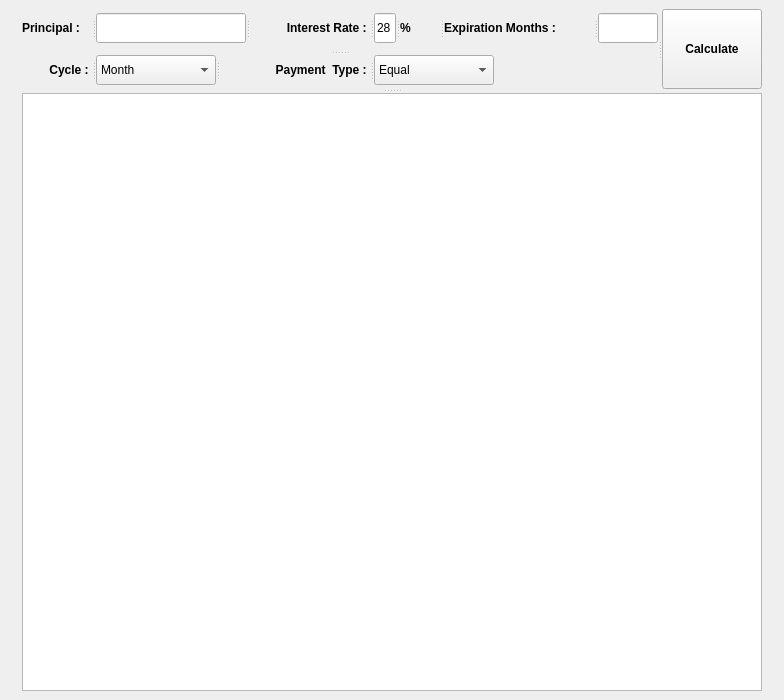
Before: the Qt Designer form src/pages/loan/calculator.ui in DY-Microfinance-Customer-Management/dymf-algorithm, drawn with Qt 5.
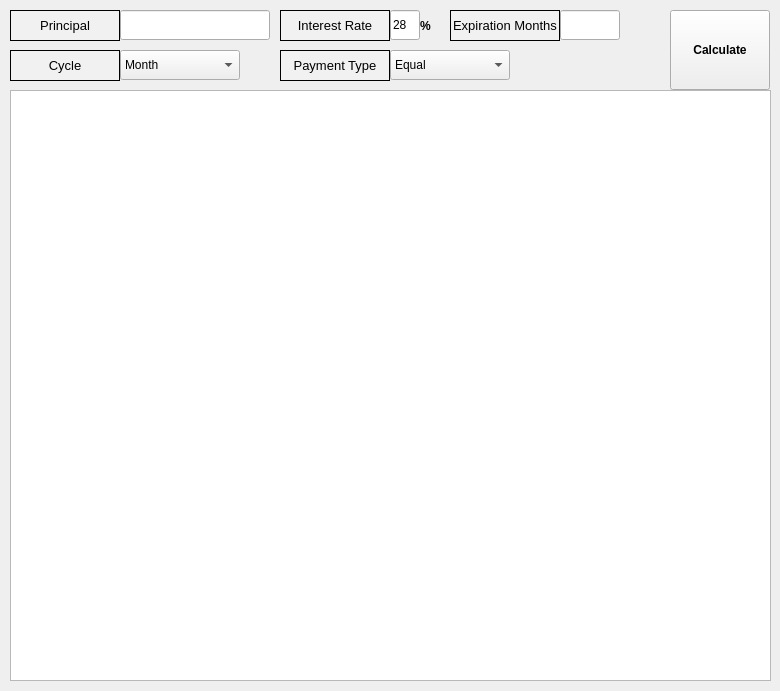
After: the same form once the commit is applied.

```diff
--- a/src/pages/loan/calculator.ui
+++ b/src/pages/loan/calculator.ui
@@ -6,8 +6,8 @@
    <rect>
     <x>0</x>
     <y>0</y>
-    <width>784</width>
-    <height>700</height>
+    <width>780</width>
+    <height>691</height>
    </rect>
   </property>
   <property name="minimumSize">
@@ -26,106 +26,251 @@
    <string>MainWindow</string>
   </property>
   <widget class="QWidget" name="centralwidget">
-   <layout class="QGridLayout" name="gridLayout">
-    <item row="0" column="0">
-     <widget class="QSplitter" name="splitter_5">
-      <property name="orientation">
-       <enum>Qt::Vertical</enum>
-      </property>
-      <widget class="QSplitter" name="splitter_4">
+   <widget class="QLabel" name="label_7">
+    <property name="geometry">
+     <rect>
+      <x>10</x>
+      <y>10</y>
+      <width>110</width>
+      <height>31</height>
+     </rect>
+    </property>
        <property name="minimumSize">
         <size>
-         <width>0</width>
-         <height>80</height>
-        </size>
-       </property>
-       <property name="orientation">
-        <enum>Qt::Horizontal</enum>
-       </property>
-       <widget class="QSplitter" name="splitter_3">
+      <width>110</width>
+      <height>0</height>
+     </size>
+    </property>
+    <property name="maximumSize">
+     <size>
+      <width>110</width>
+      <height>16777215</height>
+     </size>
+    </property>
+    <property name="font">
+     <font>
+      <pointsize>10</pointsize>
+     </font>
+    </property>
+    <property name="styleSheet">
+     <string notr="true">background-color:rgb(241, 241, 241)</string>
+    </property>
+    <property name="frameShape">
+     <enum>QFrame::Box</enum>
+    </property>
+    <property name="text">
+     <string>Principal</string>
+    </property>
+    <property name="alignment">
+     <set>Qt::AlignCenter</set>
+    </property>
+   </widget>
+   <widget class="QLabel" name="label_8">
+    <property name="geometry">
+     <rect>
+      <x>280</x>
+      <y>10</y>
+      <width>110</width>
+      <height>31</height>
+     </rect>
+    </property>
         <property name="minimumSize">
          <size>
-          <width>0</width>
-          <height>80</height>
+      <width>110</width>
+      <height>0</height>
          </size>
         </property>
         <property name="maximumSize">
          <size>
-          <width>656</width>
-          <height>66</height>
-         </size>
-        </property>
-        <property name="orientation">
-         <enum>Qt::Vertical</enum>
-        </property>
-        <widget class="QSplitter" name="splitter_2">
-         <property name="orientation">
-          <enum>Qt::Horizontal</enum>
-         </property>
-         <widget class="QLabel" name="label">
+      <width>110</width>
+      <height>16777215</height>
+     </size>
+    </property>
+    <property name="font">
+     <font>
+      <pointsize>10</pointsize>
+     </font>
+    </property>
+    <property name="styleSheet">
+     <string notr="true">background-color:rgb(241, 241, 241)</string>
+    </property>
+    <property name="frameShape">
+     <enum>QFrame::Box</enum>
+    </property>
+    <property name="text">
+     <string>Interest Rate</string>
+    </property>
+    <property name="alignment">
+     <set>Qt::AlignCenter</set>
+    </property>
+   </widget>
+   <widget class="QLabel" name="label_9">
+    <property name="geometry">
+     <rect>
+      <x>450</x>
+      <y>10</y>
+      <width>110</width>
+      <height>31</height>
+     </rect>
+    </property>
           <property name="minimumSize">
            <size>
-            <width>70</width>
+      <width>110</width>
             <height>0</height>
            </size>
           </property>
           <property name="maximumSize">
            <size>
-            <width>70</width>
+      <width>110</width>
             <height>16777215</height>
            </size>
           </property>
           <property name="font">
            <font>
-            <weight>75</weight>
-            <bold>true</bold>
-           </font>
-          </property>
+      <pointsize>10</pointsize>
+     </font>
+    </property>
+    <property name="styleSheet">
+     <string notr="true">background-color:rgb(241, 241, 241)</string>
+    </property>
+    <property name="frameShape">
+     <enum>QFrame::Box</enum>
+    </property>
           <property name="text">
-           <string>Principal : </string>
-          </property>
-         </widget>
-         <widget class="QLineEdit" name="principal">
+     <string>Expiration Months</string>
+    </property>
+    <property name="alignment">
+     <set>Qt::AlignCenter</set>
+    </property>
+   </widget>
+   <widget class="QLabel" name="label_10">
+    <property name="geometry">
+     <rect>
+      <x>10</x>
+      <y>50</y>
+      <width>110</width>
+      <height>31</height>
+     </rect>
+    </property>
           <property name="minimumSize">
            <size>
-            <width>150</width>
-            <height>30</height>
+      <width>110</width>
+      <height>0</height>
            </size>
           </property>
           <property name="maximumSize">
            <size>
-            <width>150</width>
-            <height>30</height>
-           </size>
-          </property>
-         </widget>
-         <widget class="QLabel" name="label_2">
+      <width>110</width>
+      <height>16777215</height>
+     </size>
+    </property>
+    <property name="font">
+     <font>
+      <pointsize>10</pointsize>
+     </font>
+    </property>
+    <property name="styleSheet">
+     <string notr="true">background-color:rgb(241, 241, 241)</string>
+    </property>
+    <property name="frameShape">
+     <enum>QFrame::Box</enum>
+    </property>
+    <property name="text">
+     <string>Cycle</string>
+    </property>
+    <property name="alignment">
+     <set>Qt::AlignCenter</set>
+    </property>
+   </widget>
+   <widget class="QLabel" name="label_11">
+    <property name="geometry">
+     <rect>
+      <x>280</x>
+      <y>50</y>
+      <width>110</width>
+      <height>31</height>
+     </rect>
+    </property>
           <property name="minimumSize">
            <size>
-            <width>120</width>
+      <width>110</width>
             <height>0</height>
            </size>
           </property>
           <property name="maximumSize">
            <size>
-            <width>120</width>
+      <width>110</width>
             <height>16777215</height>
            </size>
           </property>
           <property name="font">
            <font>
-            <weight>75</weight>
-            <bold>true</bold>
-           </font>
-          </property>
+      <pointsize>10</pointsize>
+     </font>
+    </property>
+    <property name="styleSheet">
+     <string notr="true">background-color:rgb(241, 241, 241)</string>
+    </property>
+    <property name="frameShape">
+     <enum>QFrame::Box</enum>
+    </property>
           <property name="text">
-           <string>Interest Rate : </string>
+     <string>Payment Type</string>
           </property>
           <property name="alignment">
-           <set>Qt::AlignRight|Qt::AlignTrailing|Qt::AlignVCenter</set>
+     <set>Qt::AlignCenter</set>
+    </property>
+   </widget>
+   <widget class="QTableView" name="resultTable">
+    <property name="geometry">
+     <rect>
+      <x>10</x>
+      <y>90</y>
+      <width>761</width>
+      <height>591</height>
+     </rect>
+    </property>
+   </widget>
+   <widget class="QPushButton" name="calculateButton">
+    <property name="geometry">
+     <rect>
+      <x>670</x>
+      <y>10</y>
+      <width>100</width>
+      <height>80</height>
+     </rect>
+    </property>
+    <property name="minimumSize">
+     <size>
+      <width>100</width>
+      <height>80</height>
+     </size>
+    </property>
+    <property name="maximumSize">
+     <size>
+      <width>100</width>
+      <height>80</height>
+     </size>
+    </property>
+    <property name="font">
+     <font>
+      <weight>75</weight>
+      <bold>true</bold>
+     </font>
+    </property>
+    <property name="text">
+     <string>Calculate</string>
           </property>
          </widget>
          <widget class="QLineEdit" name="interestRate">
+    <property name="geometry">
+     <rect>
+      <x>390</x>
+      <y>10</y>
+      <width>30</width>
+      <height>30</height>
+     </rect>
+    </property>
           <property name="maximumSize">
            <size>
             <width>30</width>
@@ -136,7 +281,59 @@
            <string>28</string>
           </property>
          </widget>
+   <widget class="QLineEdit" name="principal">
+    <property name="geometry">
+     <rect>
+      <x>120</x>
+      <y>10</y>
+      <width>150</width>
+      <height>30</height>
+     </rect>
+    </property>
+    <property name="minimumSize">
+     <size>
+      <width>150</width>
+      <height>30</height>
+     </size>
+    </property>
+    <property name="maximumSize">
+     <size>
+      <width>150</width>
+      <height>30</height>
+     </size>
+    </property>
+   </widget>
+   <widget class="QLineEdit" name="expirationMonths">
+    <property name="geometry">
+     <rect>
+      <x>560</x>
+      <y>10</y>
+      <width>60</width>
+      <height>30</height>
+     </rect>
+    </property>
+    <property name="minimumSize">
+     <size>
+      <width>60</width>
+      <height>30</height>
+     </size>
+    </property>
+    <property name="maximumSize">
+     <size>
+      <width>60</width>
+      <height>30</height>
+     </size>
+    </property>
+   </widget>
          <widget class="QLabel" name="label_4">
+    <property name="geometry">
+     <rect>
+      <x>420</x>
+      <y>10</y>
+      <width>40</width>
+      <height>31</height>
+     </rect>
+    </property>
           <property name="minimumSize">
            <size>
             <width>40</width>
@@ -159,75 +356,15 @@
            <string>%</string>
           </property>
          </widget>
-         <widget class="QLabel" name="label_3">
-          <property name="minimumSize">
-           <size>
-            <width>150</width>
-            <height>0</height>
-           </size>
-          </property>
-          <property name="maximumSize">
-           <size>
-            <width>150</width>
-            <height>16777215</height>
-           </size>
-          </property>
-          <property name="font">
-           <font>
-            <weight>75</weight>
-            <bold>true</bold>
-           </font>
-          </property>
-          <property name="text">
-           <string>Expiration Months : </string>
-          </property>
-         </widget>
-         <widget class="QLineEdit" name="expirationMonths">
-          <property name="minimumSize">
-           <size>
-            <width>60</width>
-            <height>30</height>
-           </size>
-          </property>
-          <property name="maximumSize">
-           <size>
-            <width>60</width>
-            <height>30</height>
-           </size>
-          </property>
-         </widget>
-        </widget>
-        <widget class="QSplitter" name="splitter">
-         <property name="orientation">
-          <enum>Qt::Horizontal</enum>
-         </property>
-         <widget class="QLabel" name="label_5">
-          <property name="minimumSize">
-           <size>
-            <width>70</width>
-            <height>0</height>
-           </size>
-          </property>
-          <property name="maximumSize">
-           <size>
-            <width>70</width>
-            <height>16777215</height>
-           </size>
-          </property>
-          <property name="font">
-           <font>
-            <weight>75</weight>
-            <bold>true</bold>
-           </font>
-          </property>
-          <property name="text">
-           <string>Cycle : </string>
-          </property>
-          <property name="alignment">
-           <set>Qt::AlignRight|Qt::AlignTrailing|Qt::AlignVCenter</set>
-          </property>
-         </widget>
          <widget class="QComboBox" name="cycle">
+    <property name="geometry">
+     <rect>
+      <x>120</x>
+      <y>50</y>
+      <width>120</width>
+      <height>30</height>
+     </rect>
+    </property>
           <property name="minimumSize">
            <size>
             <width>120</width>
@@ -261,33 +398,15 @@
            </property>
           </item>
          </widget>
-         <widget class="QLabel" name="label_6">
-          <property name="minimumSize">
-           <size>
-            <width>150</width>
-            <height>0</height>
-           </size>
-          </property>
-          <property name="maximumSize">
-           <size>
-            <width>150</width>
-            <height>16777215</height>
-           </size>
-          </property>
-          <property name="font">
-           <font>
-            <weight>75</weight>
-            <bold>true</bold>
-           </font>
-          </property>
-          <property name="text">
-           <string>Payment  Type : </string>
-          </property>
-          <property name="alignment">
-           <set>Qt::AlignRight|Qt::AlignTrailing|Qt::AlignVCenter</set>
-          </property>
-         </widget>
          <widget class="QComboBox" name="paymentType">
+    <property name="geometry">
+     <rect>
+      <x>390</x>
+      <y>50</y>
+      <width>120</width>
+      <height>30</height>
+     </rect>
+    </property>
           <property name="minimumSize">
            <size>
             <width>120</width>
@@ -316,36 +435,6 @@
            </property>
           </item>
          </widget>
-        </widget>
-       </widget>
-       <widget class="QPushButton" name="calculateButton">
-        <property name="minimumSize">
-         <size>
-          <width>100</width>
-          <height>80</height>
-         </size>
-        </property>
-        <property name="maximumSize">
-         <size>
-          <width>100</width>
-          <height>80</height>
-         </size>
-        </property>
-        <property name="font">
-         <font>
-          <weight>75</weight>
-          <bold>true</bold>
-         </font>
-        </property>
-        <property name="text">
-         <string>Calculate</string>
-        </property>
-       </widget>
-      </widget>
-      <widget class="QTableView" name="resultTable"/>
-     </widget>
-    </item>
-   </layout>
   </widget>
  </widget>
  <resources/>
```
Lines whose indentation alone changed are shown as unchanged.
